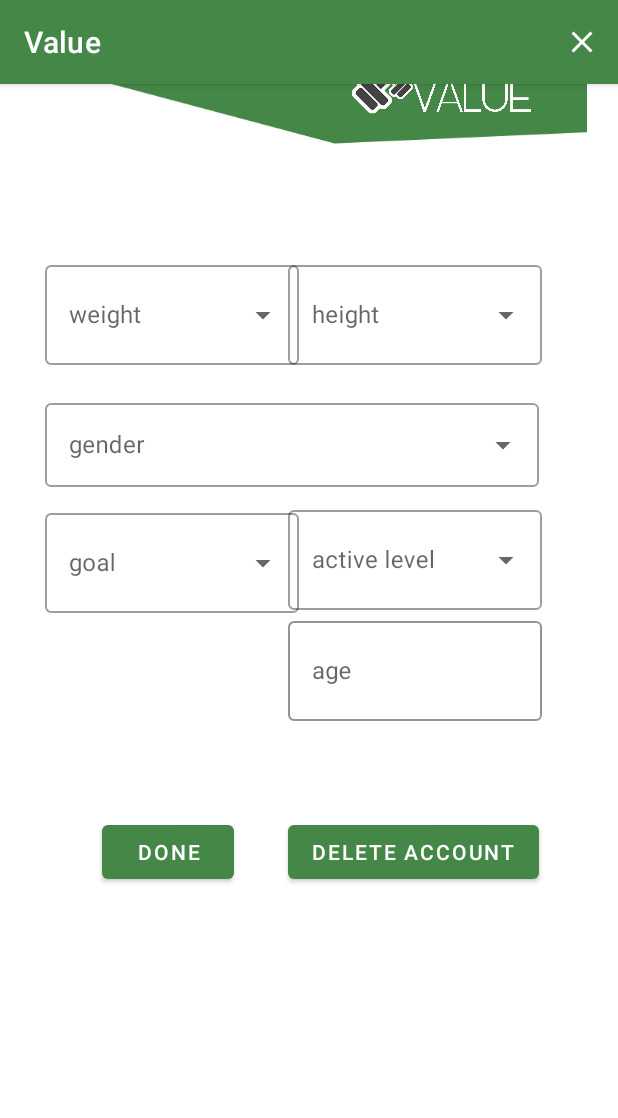
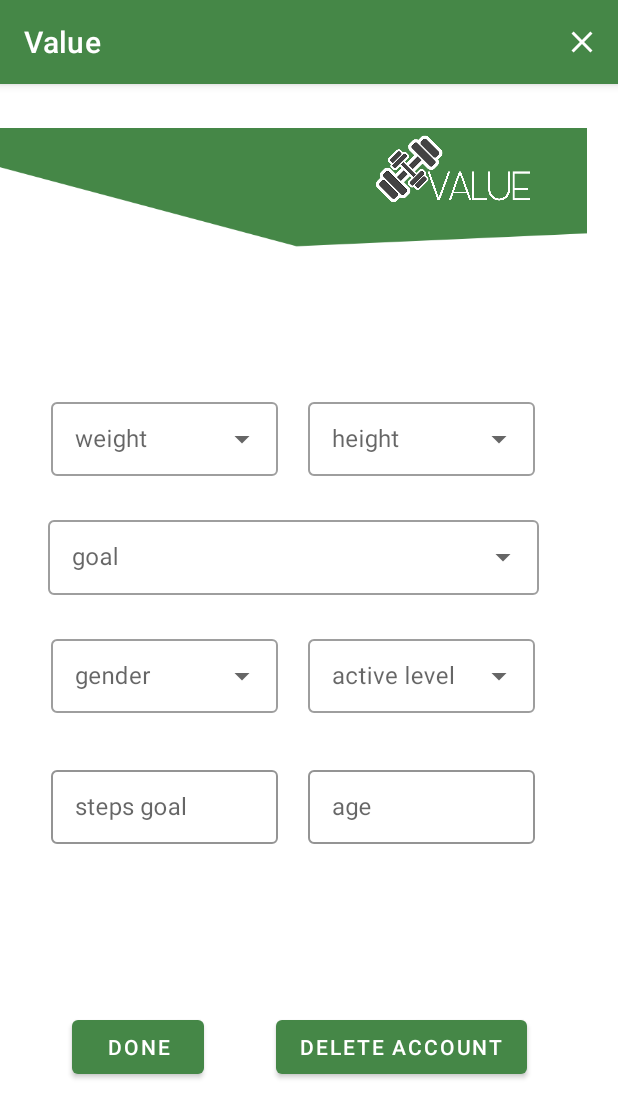
Before and after one commit to EshraqAlmalki/Value, an Android app: the PersonalInfoFragment screen opened through its navigation route, on a phone screen of 412 x 824 dp. Shown: the top 1118 px of the screen. Run offline under Robolectric (Android 15) with nearby library versions, the phone set to English and light mode, and no system bars; our stand-ins replace Firebase (no records; nobody signed in at launch, a user with empty details on screens opened directly), Room's generated code, navigation-ui; 2 statements that could not run were skipped.

Commit message:
working on UI

```diff
--- /dev/null
+++ b/app/src/main/res/anim/alpha_anim.xml
@@ -0,0 +1,11 @@
+<?xml version="1.0" encoding="utf-8"?>
+<set xmlns:android="http://schemas.android.com/apk/res/android">
+
+
+    <alpha
+        android:fromAlpha="0.0"
+        android:toAlpha="1.0"
+        android:duration="500"
+        >
+    </alpha>
+</set>
--- /dev/null
+++ b/app/src/main/res/anim/layout_anim.xml
@@ -0,0 +1,7 @@
+<?xml version="1.0" encoding="utf-8"?>
+<layoutAnimation xmlns:android="http://schemas.android.com/apk/res/android"
+    android:delay="15%"
+    android:animationOrder="normal"
+    android:animation="@anim/alpha_anim">
+
+</layoutAnimation>
--- a/app/src/main/res/layout/personal_info_fragment.xml
+++ b/app/src/main/res/layout/personal_info_fragment.xml
@@ -19,18 +19,19 @@
         <com.google.android.material.textfield.TextInputLayout
             android:id="@+id/textInputLayout6"
             style="@style/Widget.MaterialComponents.TextInputLayout.OutlinedBox.Dense.ExposedDropdownMenu"
-            android:layout_width="329dp"
-            android:layout_height="61dp"
-            android:layout_marginTop="20dp"
-            android:layout_marginEnd="32dp"
-            app:layout_constraintEnd_toEndOf="parent"
-            app:layout_constraintTop_toBottomOf="@+id/textInputLayout">
+            android:layout_width="169dp"
+            android:layout_height="72dp"
+            android:gravity="center"
+            android:layout_marginStart="25dp"
+            android:layout_marginTop="15dp"
+            app:layout_constraintStart_toStartOf="parent"
+            app:layout_constraintTop_toBottomOf="@+id/textInputLayout3">
 
             <AutoCompleteTextView
                 android:id="@+id/gender_info"
-                android:layout_width="match_parent"
-                android:layout_height="match_parent"
-                android:layout_weight="1"
+                android:layout_width="151dp"
+                android:layout_height="49dp"
+                android:ems="10"
                 android:hint="gender"
                 android:inputType="none"
                 android:text=""
@@ -41,20 +42,19 @@
 
         <ImageView
             android:id="@+id/imageView4"
-            android:layout_width="438dp"
-            android:layout_height="157dp"
-            android:layout_marginStart="4dp"
-            android:layout_marginBottom="76dp"
+            android:layout_width="395dp"
+            android:layout_height="178dp"
+            android:layout_marginBottom="456dp"
             android:src="@drawable/waves"
-            app:layout_constraintBottom_toTopOf="@+id/textInputLayout4"
+            app:layout_constraintBottom_toTopOf="@+id/delete_account"
             app:layout_constraintStart_toStartOf="parent" />
 
         <ImageView
             android:id="@+id/imageView6"
-            android:layout_width="582dp"
-            android:layout_height="144dp"
-            android:layout_marginStart="4dp"
-            android:layout_marginBottom="36dp"
+            android:layout_width="397dp"
+            android:layout_height="124dp"
+            android:layout_marginStart="104dp"
+            android:layout_marginBottom="68dp"
             android:src="@drawable/valueinapp"
             app:layout_constraintBottom_toTopOf="@+id/textInputLayout4"
             app:layout_constraintStart_toStartOf="parent" />
@@ -64,16 +64,17 @@
             style="@style/Widget.MaterialComponents.TextInputLayout.OutlinedBox.Dense.ExposedDropdownMenu"
             android:layout_width="169dp"
             android:layout_height="72dp"
-            android:layout_marginStart="30dp"
+            android:gravity="center"
+            android:layout_marginStart="25dp"
             android:layout_marginTop="36dp"
             app:layout_constraintStart_toStartOf="parent"
             app:layout_constraintTop_toBottomOf="@+id/imageView4">
 
             <AutoCompleteTextView
                 android:id="@+id/weight_info"
-                android:layout_width="match_parent"
-                android:layout_height="match_parent"
-                android:layout_weight="1"
+                android:layout_width="151dp"
+                android:layout_height="49dp"
+                android:ems="10"
                 android:hint="weight"
                 android:inputType="none"
                 tools:ignore="TouchTargetSizeCheck,SpeakableTextPresentCheck" />
@@ -84,15 +85,16 @@
             style="@style/Widget.MaterialComponents.TextInputLayout.OutlinedBox.Dense.ExposedDropdownMenu"
             android:layout_width="169dp"
             android:layout_height="72dp"
+            android:gravity="center"
             android:layout_marginTop="36dp"
-            android:layout_marginEnd="30dp"
+            android:layout_marginEnd="25dp"
             app:layout_constraintEnd_toEndOf="parent"
             app:layout_constraintTop_toBottomOf="@+id/imageView4">
 
             <AutoCompleteTextView
                 android:id="@+id/height_info"
-                android:layout_width="match_parent"
-                android:layout_height="wrap_content"
+                android:layout_width="151dp"
+                android:layout_height="49dp"
                 android:layout_weight="1"
                 android:hint="height"
                 tools:ignore="TouchTargetSizeCheck,SpeakableTextPresentCheck" />
@@ -103,16 +105,17 @@
             style="@style/Widget.MaterialComponents.TextInputLayout.OutlinedBox.Dense.ExposedDropdownMenu"
             android:layout_width="169dp"
             android:layout_height="72dp"
-            android:layout_marginTop="10dp"
-            android:layout_marginEnd="30dp"
+            android:gravity="center"
+            android:layout_marginTop="15dp"
+            android:layout_marginEnd="25dp"
             app:layout_constraintEnd_toEndOf="parent"
-            app:layout_constraintTop_toBottomOf="@+id/textInputLayout6">
+            app:layout_constraintTop_toBottomOf="@+id/textInputLayout3">
 
             <AutoCompleteTextView
                 android:id="@+id/active_level_info"
-                android:layout_width="match_parent"
-                android:layout_height="wrap_content"
-                android:layout_weight="1"
+                android:layout_width="151dp"
+                android:layout_height="49dp"
+                android:ems="10"
                 android:hint="active level"
                 android:text=""
                 tools:ignore="TouchTargetSizeCheck,SpeakableTextPresentCheck,SpeakableTextPresentCheck,SpeakableTextPresentCheck,SpeakableTextPresentCheck" />
@@ -121,12 +124,12 @@
         <com.google.android.material.textfield.TextInputLayout
             android:id="@+id/textInputLayout3"
             style="@style/Widget.MaterialComponents.TextInputLayout.OutlinedBox.Dense.ExposedDropdownMenu"
-            android:layout_width="169dp"
-            android:layout_height="72dp"
-            android:layout_marginStart="30dp"
-            android:layout_marginTop="12dp"
+            android:layout_width="327dp"
+            android:layout_height="55dp"
+            android:layout_marginTop="15dp"
+            app:layout_constraintEnd_toEndOf="parent"
             app:layout_constraintStart_toStartOf="parent"
-            app:layout_constraintTop_toBottomOf="@+id/textInputLayout6">
+            app:layout_constraintTop_toBottomOf="@+id/textInputLayout">
 
 
             <AutoCompleteTextView
@@ -142,8 +145,8 @@
             android:id="@+id/edit_btn"
             android:layout_width="wrap_content"
             android:layout_height="wrap_content"
-            android:layout_marginEnd="36dp"
-            android:layout_marginBottom="236dp"
+            android:layout_marginEnd="48dp"
+            android:layout_marginBottom="106dp"
             android:text="done"
             android:textColor="@color/white"
             app:layout_constraintBottom_toBottomOf="parent"
@@ -153,19 +156,20 @@
             android:id="@+id/delete_account"
             android:layout_width="wrap_content"
             android:layout_height="48dp"
-            android:layout_marginEnd="32dp"
-            android:layout_marginBottom="236dp"
+            android:layout_marginEnd="40dp"
+            android:layout_marginBottom="106dp"
             android:text="delete account"
             android:textColor="@color/white"
             app:layout_constraintBottom_toBottomOf="parent"
             app:layout_constraintEnd_toEndOf="parent" />
 
+
         <com.google.android.material.textfield.TextInputLayout
             style="@style/Widget.MaterialComponents.TextInputLayout.OutlinedBox.Dense"
             android:layout_width="169dp"
             android:layout_height="72dp"
-            android:layout_marginTop="2dp"
-            android:layout_marginEnd="30dp"
+            android:layout_marginTop="15dp"
+            android:layout_marginEnd="25dp"
             android:gravity="center"
             app:boxStrokeColor="@color/value_green"
             app:hintTextColor="@color/value_green"
@@ -174,12 +178,36 @@
 
             <EditText
                 android:id="@+id/age_info"
-                android:layout_width="match_parent"
-                android:layout_height="match_parent"
+                android:layout_width="151dp"
+                android:layout_height="49dp"
                 android:ems="10"
                 android:hint="age"
                 android:inputType="textPersonName"
                 tools:ignore="SpeakableTextPresentCheck" />
+
+        </com.google.android.material.textfield.TextInputLayout>
+
+        <com.google.android.material.textfield.TextInputLayout
+            style="@style/Widget.MaterialComponents.TextInputLayout.OutlinedBox.Dense"
+            android:layout_width="169dp"
+            android:layout_height="72dp"
+            android:layout_marginStart="25dp"
+            android:layout_marginTop="15dp"
+            android:gravity="center"
+            app:boxStrokeColor="@color/value_green"
+            app:hintTextColor="@color/value_green"
+            app:layout_constraintStart_toStartOf="parent"
+            app:layout_constraintTop_toBottomOf="@+id/textInputLayout6">
+
+            <EditText
+                android:id="@+id/steps_goal_info"
+                android:layout_width="151dp"
+                android:layout_height="49dp"
+                android:ems="10"
+                android:hint="steps goal"
+                android:inputType="textPersonName"
+                android:minHeight="48dp"
+                tools:ignore="TouchTargetSizeCheck,SpeakableTextPresentCheck" />
         </com.google.android.material.textfield.TextInputLayout>
 
         <!--        <NumberPicker-->
--- a/app/src/main/res/layout/time_line_active_fragment.xml
+++ b/app/src/main/res/layout/time_line_active_fragment.xml
@@ -10,6 +10,7 @@
             android:id="@+id/user_active_rv"
             android:layout_width="391dp"
             android:layout_height="720dp"
+            android:layoutAnimation="@anim/layout_anim"
             app:layout_constraintStart_toStartOf="parent"
             app:layout_constraintTop_toBottomOf="@+id/textView10" />
 
```
